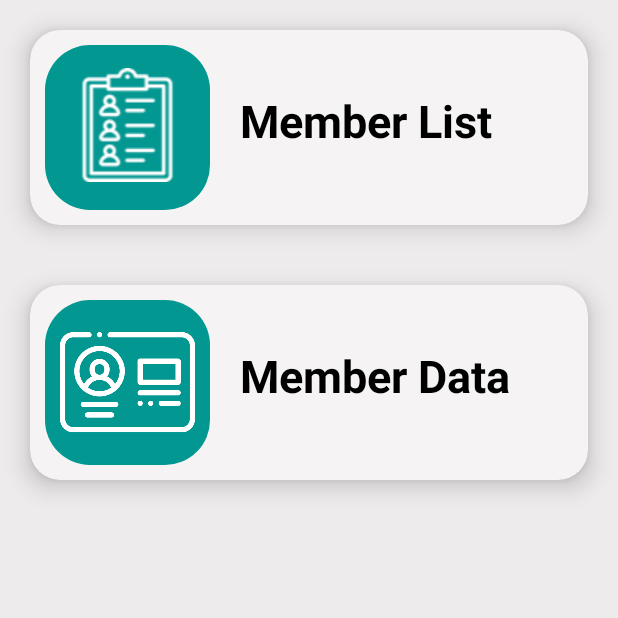
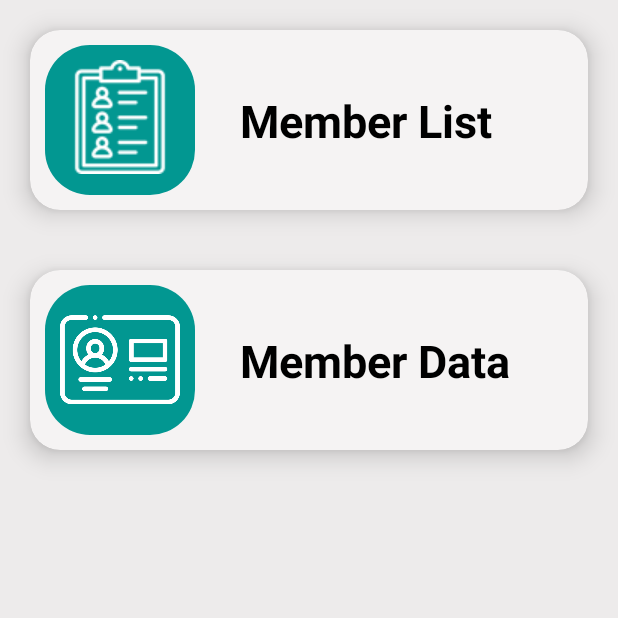
Before and after one commit to dharmik6/FItZone_Admin, an Android app: the fragment FragmentMembersHome shown on its own in the app's theme, on a phone screen of 412 x 824 dp, the top half of it. Run offline under Robolectric (Android 15) with nearby library versions, the phone set to English and light mode, and no system bars.

Commit message:
add member home responsive new design

```diff
--- a/app/src/main/res/layout/fragment_members_home.xml
+++ b/app/src/main/res/layout/fragment_members_home.xml
@@ -4,14 +4,22 @@
     xmlns:tools="http://schemas.android.com/tools"
     android:layout_width="match_parent"
     android:layout_height="match_parent"
-    android:orientation="vertical"
     android:background="@color/back_ground"
-    android:foregroundGravity="center">
+    android:foregroundGravity="center"
+    android:orientation="vertical">
+
+    <androidx.constraintlayout.widget.ConstraintLayout
+        android:layout_width="match_parent"
+        android:layout_height="match_parent">
 
         <RelativeLayout
             android:layout_width="match_parent"
             android:layout_height="match_parent"
-        tools:ignore="UselessLeaf,UselessParent">
+            tools:ignore="UselessLeaf,UselessParent"
+            app:layout_constraintBottom_toBottomOf="parent"
+            app:layout_constraintEnd_toEndOf="parent"
+            app:layout_constraintStart_toStartOf="parent"
+            app:layout_constraintTop_toTopOf="parent">
 
             <androidx.cardview.widget.CardView
                 android:id="@+id/active_card"
@@ -21,15 +29,19 @@
                 android:layout_marginVertical="20dp"
                 android:layout_marginStart="20dp"
                 android:layout_marginEnd="20dp"
+                android:layout_alignParentStart="true"
+                android:layout_alignParentEnd="true"
+                android:layout_alignParentTop="true"
                 android:backgroundTint="@color/card_view"
+                android:shadowColor="@color/black"
                 app:cardCornerRadius="20dp"
                 app:cardElevation="10dp"
                 tools:ignore="MissingConstraints">
 
 
                 <LinearLayout
-            android:layout_width="110dp"
-            android:layout_height="110dp"
+                    android:layout_width="100dp"
+                    android:layout_height="100dp"
                     android:layout_marginStart="10dp"
                     android:layout_marginTop="10dp"
                     android:layout_marginBottom="10dp"
@@ -39,7 +51,7 @@
                     <ImageView
                         android:layout_width="match_parent"
                         android:layout_height="wrap_content"
-                android:layout_marginTop="15dp"
+                        android:layout_marginTop="10dp"
                         android:src="@drawable/member_list_image" />
 
                 </LinearLayout>
@@ -59,9 +71,9 @@
                     <androidx.appcompat.widget.AppCompatTextView
                         android:layout_width="wrap_content"
                         android:layout_height="wrap_content"
+                        android:layout_marginTop="10dp"
                         android:text="@string/Member_List"
                         android:textColor="@color/black"
-                android:layout_marginTop="10dp"
                         android:textSize="30sp"
                         android:textStyle="bold"
                         tools:ignore="HardcodedText,TextSizeCheck" />
@@ -79,15 +91,18 @@
                 android:layout_marginVertical="20dp"
                 android:layout_marginStart="20dp"
                 android:layout_marginEnd="20dp"
+                android:layout_alignParentStart="true"
+                android:layout_alignParentEnd="true"
                 android:backgroundTint="@color/card_view"
+                android:shadowColor="@color/black"
                 app:cardCornerRadius="20dp"
                 app:cardElevation="10dp"
                 tools:ignore="MissingConstraints">
 
 
                 <LinearLayout
-            android:layout_width="110dp"
-            android:layout_height="110dp"
+                    android:layout_width="100dp"
+                    android:layout_height="100dp"
                     android:layout_marginStart="10dp"
                     android:layout_marginTop="10dp"
                     android:layout_marginBottom="10dp"
@@ -97,7 +112,9 @@
                     <ImageView
                         android:layout_width="match_parent"
                         android:layout_height="wrap_content"
+                        android:layout_marginStart="10dp"
                         android:layout_marginTop="10dp"
+                        android:layout_marginEnd="10dp"
                         android:layout_marginBottom="10dp"
                         android:src="@drawable/member_data_image" />
 
@@ -119,8 +136,8 @@
                     <androidx.appcompat.widget.AppCompatTextView
                         android:layout_width="wrap_content"
                         android:layout_height="wrap_content"
+                        android:layout_marginTop="10dp"
                         android:text="@string/Member_Data"
-                android:layout_marginTop="10dp"
                         android:textColor="@color/black"
                         android:textSize="30sp"
                         android:textStyle="bold"
@@ -133,4 +150,6 @@
 
         </RelativeLayout>
 
+    </androidx.constraintlayout.widget.ConstraintLayout>
+
 </FrameLayout>
```
Lines whose indentation alone changed are shown as unchanged.
